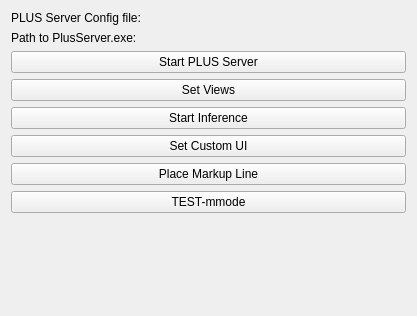
SlicerIGT/aigt, file UltrasoundObjectDetection/SlicerModule/BLUELungUltrasound/Resources/UI/BLUELungUltrasound.ui: the form before one commit.
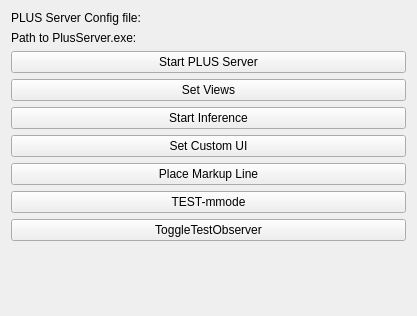
The form after the commit. Custom widgets are drawn as their Qt base class.

The edit to the form file:
```diff
--- a/UltrasoundObjectDetection/SlicerModule/BLUELungUltrasound/Resources/UI/BLUELungUltrasound.ui
+++ b/UltrasoundObjectDetection/SlicerModule/BLUELungUltrasound/Resources/UI/BLUELungUltrasound.ui
@@ -96,6 +96,16 @@
      </property>
     </widget>
    </item>
+   <item>
+    <widget class="QPushButton" name="toggleTestObserverButton">
+     <property name="text">
+      <string>ToggleTestObserver</string>
+     </property>
+     <property name="checkable">
+      <bool>true</bool>
+     </property>
+    </widget>
+   </item>
    <item>
     <spacer name="verticalSpacer">
      <property name="orientation">
```
